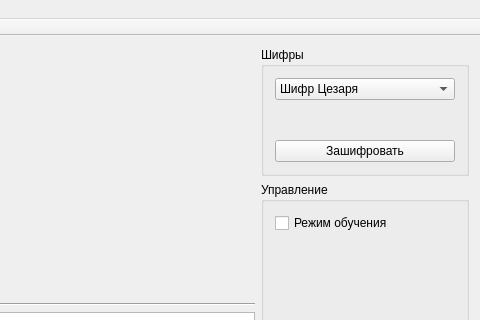
Old version of the form mainwindow.ui in the repository smarttowel/crypto; both pictures show x 277 to 757 and y 0 to 320 of the 757 by 473 pixel window.
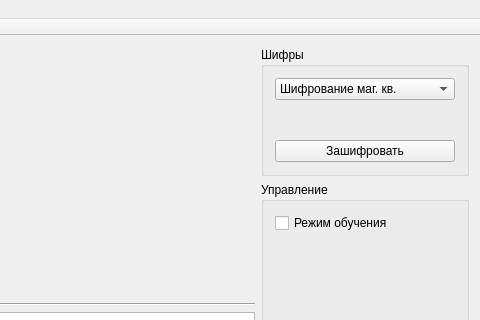
New version of the form.

Commit message: Sorted ciphers

```diff
--- a/mainwindow.ui
+++ b/mainwindow.ui
@@ -58,6 +58,11 @@
           <layout class="QVBoxLayout" name="verticalLayout_3">
            <item>
             <widget class="QComboBox" name="ciphiersComboBox">
+             <item>
+              <property name="text">
+               <string>Шифрование маг. кв.</string>
+              </property>
+             </item>
              <item>
               <property name="text">
                <string>Шифр Цезаря</string>
```
Left out of the diff: 15 changed lines with no effect on the pictures. The commit also changes 1 other file.
